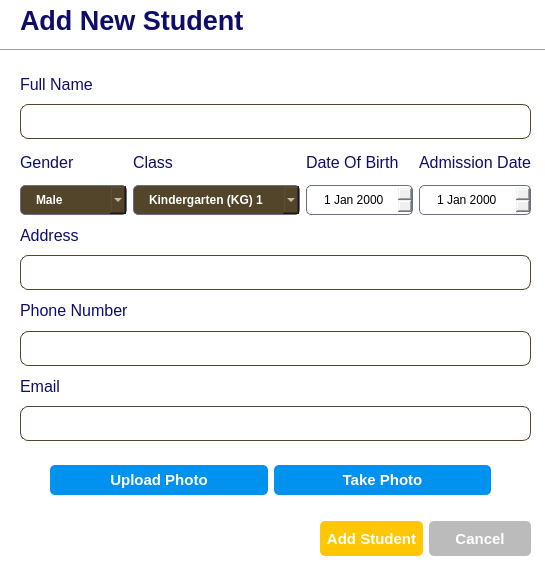
Before: the Qt Designer form SchoolFinal1/studentDialog2.ui in abdelrahmannagib/GUI_Final1, drawn with Qt 5.
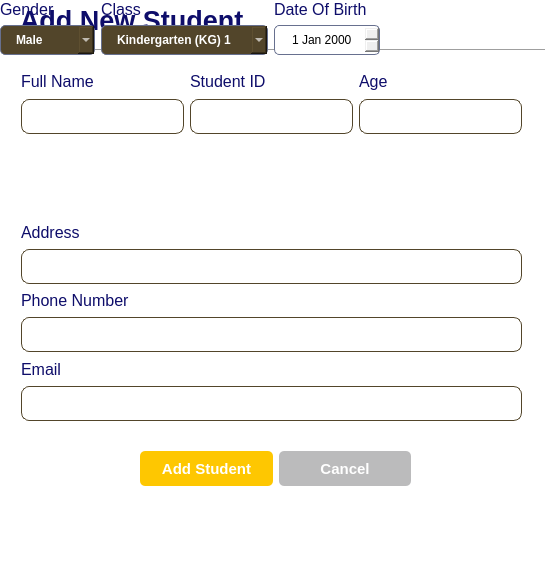
After: the same form once the commit is applied.

The edit to the form file:
```diff
--- a/SchoolFinal1/studentDialog2.ui
+++ b/SchoolFinal1/studentDialog2.ui
@@ -75,76 +75,6 @@
     <string>Add New Student</string>
    </property>
   </widget>
-  <widget class="QWidget" name="">
-   <property name="geometry">
-    <rect>
-     <x>50</x>
-     <y>450</y>
-     <width>441</width>
-     <height>60</height>
-    </rect>
-   </property>
-   <layout class="QHBoxLayout" name="horizontalLayout_2">
-    <item>
-     <widget class="QPushButton" name="uploadPhoto_Button">
-      <property name="minimumSize">
-       <size>
-        <width>0</width>
-        <height>30</height>
-       </size>
-      </property>
-      <property name="maximumSize">
-       <size>
-        <width>16777215</width>
-        <height>30</height>
-       </size>
-      </property>
-      <property name="styleSheet">
-       <string notr="true">QPushButton{
-	background-color: rgb(1, 146, 239);
-	color: #ffffff;
-	border-radius: 5px;
-	border: none;
-	font-weight: bold;
-	font-size: 15px;
-}</string>
-      </property>
-      <property name="text">
-       <string>Upload Photo</string>
-      </property>
-     </widget>
-    </item>
-    <item>
-     <widget class="QPushButton" name="takePhoto_Button">
-      <property name="minimumSize">
-       <size>
-        <width>0</width>
-        <height>30</height>
-       </size>
-      </property>
-      <property name="maximumSize">
-       <size>
-        <width>16777215</width>
-        <height>30</height>
-       </size>
-      </property>
-      <property name="styleSheet">
-       <string notr="true">QPushButton{
-	background-color: rgb(1, 146, 239);
-	color: #ffffff;
-	border-radius: 5px;
-	border: none;
-	font-weight: bold;
-	font-size: 15px;
-}</string>
-      </property>
-      <property name="text">
-       <string>Take Photo</string>
-      </property>
-     </widget>
-    </item>
-   </layout>
-  </widget>
   <widget class="Line" name="line">
    <property name="geometry">
     <rect>
@@ -159,51 +89,6 @@
    </property>
   </widget>
   <widget class="QWidget" name="">
-   <property name="geometry">
-    <rect>
-     <x>20</x>
-     <y>70</y>
-     <width>511</width>
-     <height>371</height>
-    </rect>
-   </property>
-   <layout class="QVBoxLayout" name="verticalLayout_9">
-    <item>
-     <layout class="QVBoxLayout" name="verticalLayout">
-      <item>
-       <widget class="QLabel" name="label_2">
-        <property name="font">
-         <font>
-          <pointsize>12</pointsize>
-         </font>
-        </property>
-        <property name="styleSheet">
-         <string notr="true"/>
-        </property>
-        <property name="text">
-         <string>Full Name</string>
-        </property>
-       </widget>
-      </item>
-      <item>
-       <widget class="QLineEdit" name="name_lineEdit">
-        <property name="minimumSize">
-         <size>
-          <width>0</width>
-          <height>35</height>
-         </size>
-        </property>
-        <property name="maximumSize">
-         <size>
-          <width>16777215</width>
-          <height>35</height>
-         </size>
-        </property>
-       </widget>
-      </item>
-     </layout>
-    </item>
-    <item>
      <layout class="QHBoxLayout" name="horizontalLayout">
       <item>
        <layout class="QVBoxLayout" name="verticalLayout_5">
@@ -390,44 +275,136 @@
         </item>
        </layout>
       </item>
+   </layout>
+  </widget>
+  <widget class="QWidget" name="">
+   <property name="geometry">
+    <rect>
+     <x>21</x>
+     <y>70</y>
+     <width>501</width>
+     <height>64</height>
+    </rect>
+   </property>
+   <layout class="QHBoxLayout" name="horizontalLayout_2">
       <item>
+     <layout class="QVBoxLayout" name="verticalLayout">
+      <item>
+       <widget class="QLabel" name="label_2">
+        <property name="font">
+         <font>
+          <pointsize>12</pointsize>
+         </font>
+        </property>
+        <property name="styleSheet">
+         <string notr="true"/>
+        </property>
+        <property name="text">
+         <string>Full Name</string>
+        </property>
+       </widget>
+      </item>
+      <item>
+       <widget class="QLineEdit" name="name_lineEdit">
+        <property name="minimumSize">
+         <size>
+          <width>0</width>
+          <height>35</height>
+         </size>
+        </property>
+        <property name="maximumSize">
+         <size>
+          <width>16777215</width>
+          <height>35</height>
+         </size>
+        </property>
+       </widget>
+      </item>
+     </layout>
+    </item>
+    <item>
+     <layout class="QVBoxLayout" name="verticalLayout_9">
+      <item>
+       <widget class="QLabel" name="label_10">
+        <property name="font">
+         <font>
+          <pointsize>12</pointsize>
+         </font>
+        </property>
+        <property name="styleSheet">
+         <string notr="true"/>
+        </property>
+        <property name="text">
+         <string>Student ID</string>
+        </property>
+       </widget>
+      </item>
+      <item>
+       <widget class="QLineEdit" name="name_lineEdit_2">
+        <property name="minimumSize">
+         <size>
+          <width>0</width>
+          <height>35</height>
+         </size>
+        </property>
+        <property name="maximumSize">
+         <size>
+          <width>16777215</width>
+          <height>35</height>
+         </size>
+        </property>
+       </widget>
+      </item>
+     </layout>
+    </item>
+    <item>
+     <layout class="QVBoxLayout" name="verticalLayout_10">
+      <item>
+       <widget class="QLabel" name="label_11">
+        <property name="font">
+         <font>
+          <pointsize>12</pointsize>
+         </font>
+        </property>
+        <property name="styleSheet">
+         <string notr="true"/>
+        </property>
+        <property name="text">
+         <string>Age</string>
+        </property>
+       </widget>
+      </item>
+      <item>
+       <widget class="QLineEdit" name="name_lineEdit_3">
+        <property name="minimumSize">
+         <size>
+          <width>0</width>
+          <height>35</height>
+         </size>
+        </property>
+        <property name="maximumSize">
+         <size>
+          <width>16777215</width>
+          <height>35</height>
+         </size>
+        </property>
+       </widget>
+      </item>
+     </layout>
+    </item>
+   </layout>
+  </widget>
+  <widget class="QWidget" name="">
+   <property name="geometry">
+    <rect>
+     <x>21</x>
+     <y>221</y>
+     <width>501</width>
+     <height>200</height>
+    </rect>
+   </property>
        <layout class="QVBoxLayout" name="verticalLayout_8">
         <item>
-         <widget class="QLabel" name="label_9">
-          <property name="font">
-           <font>
-            <pointsize>12</pointsize>
-           </font>
-          </property>
-          <property name="styleSheet">
-           <string notr="true"/>
-          </property>
-          <property name="text">
-           <string>Admission Date</string>
-          </property>
-         </widget>
-        </item>
-        <item>
-         <widget class="QDateEdit" name="admission_dateEdit">
-          <property name="minimumSize">
-           <size>
-            <width>0</width>
-            <height>30</height>
-           </size>
-          </property>
-          <property name="maximumSize">
-           <size>
-            <width>16777215</width>
-            <height>30</height>
-           </size>
-          </property>
-         </widget>
-        </item>
-       </layout>
-      </item>
-     </layout>
-    </item>
-    <item>
      <layout class="QVBoxLayout" name="verticalLayout_4">
       <item>
        <widget class="QLabel" name="label_5">
@@ -531,9 +508,9 @@
   <widget class="QWidget" name="">
    <property name="geometry">
     <rect>
-     <x>320</x>
-     <y>520</y>
-     <width>211</width>
+     <x>140</x>
+     <y>450</y>
+     <width>271</width>
      <height>37</height>
     </rect>
    </property>
```
Lines whose indentation alone changed are shown as unchanged.
